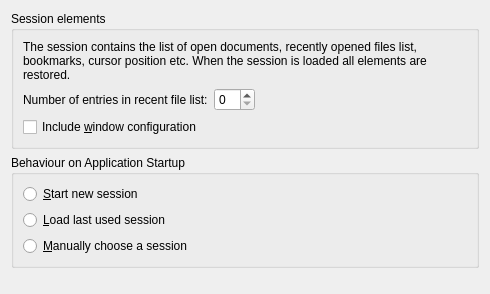
Before: the Qt Designer form kate/src/ui/sessionconfigwidget.ui in KDE/kate, drawn with Qt 5.
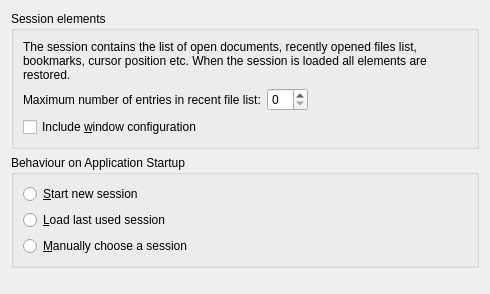
After: the same form once the commit is applied.

Commit message: apply RecentFilesMaxCount to m_fileOpenRecent

Patch:
```diff
--- a/kate/src/ui/sessionconfigwidget.ui
+++ b/kate/src/ui/sessionconfigwidget.ui
@@ -32,7 +32,7 @@
         <item>
          <widget class="QLabel" name="label_2">
           <property name="text">
-           <string>Number of entries in recent file list:</string>
+           <string>Maximum number of entries in recent file list:</string>
           </property>
           <property name="buddy">
            <cstring>spinBoxRecentFilesCount</cstring>
```
The commit also changes 3 other files.
